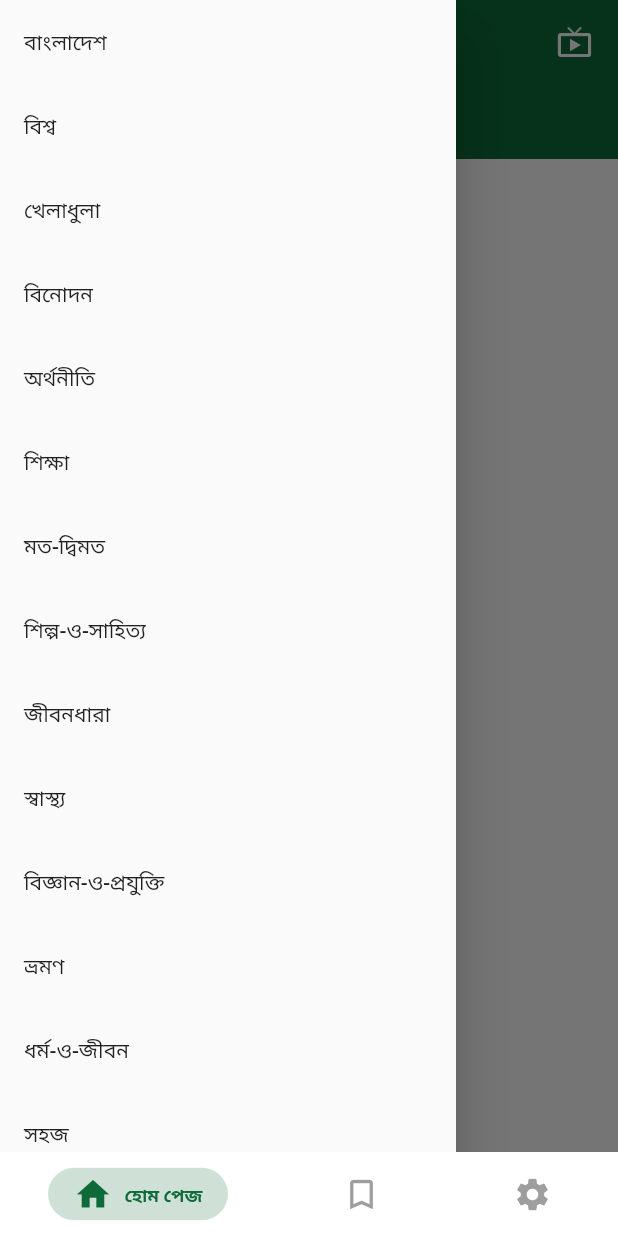
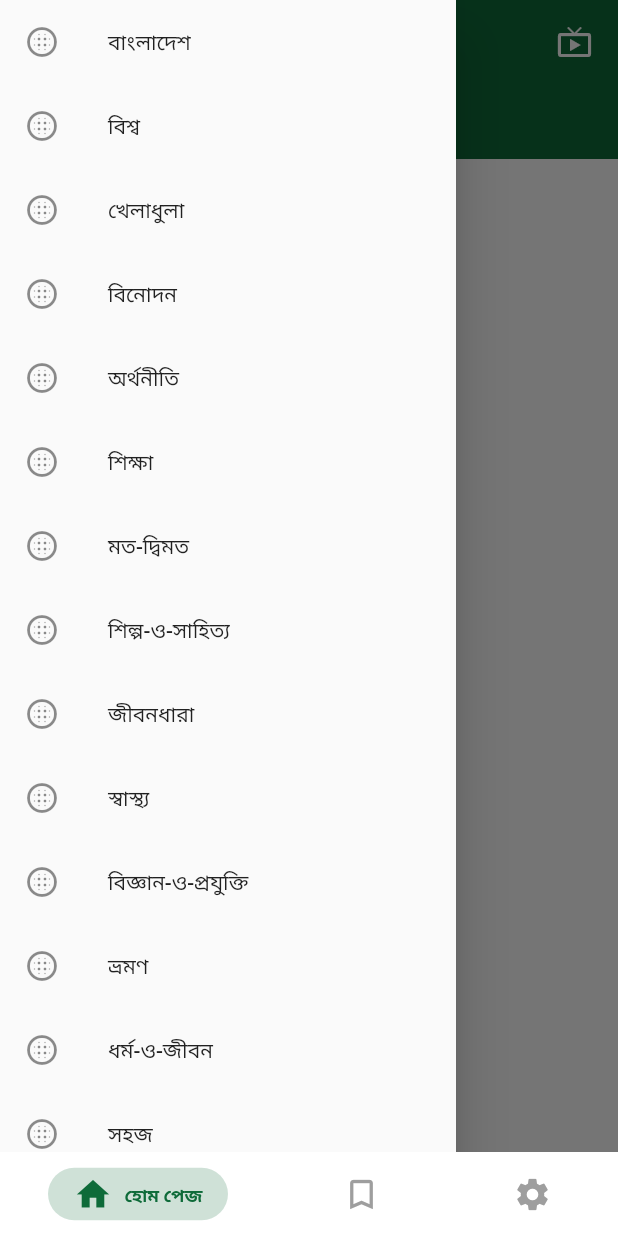
Before and after one commit to trananh1992/Ntv_flutter_app, a Flutter app: the screen it shows after launch, tab 3 chosen, with the side drawer open, on a phone screen of 412 x 824 dp. Run offline on Flutter 3.47's test engine with Material 2 defaults, Android fonts, the phone set to English and light mode, and no system bars; drawn by our look-alikes of persistent_bottom_nav_bar; our stand-ins replace bloc, carousel_slider, equatable, flutter_bloc, flutter_html, google_fonts and 3 more; network calls fail.

```diff
--- a/lib/bloc/news_by_category_bloc.dart
+++ b/lib/bloc/news_by_category_bloc.dart
@@ -16,6 +16,9 @@ class NewsByCategoryBloc extends Bloc<NewsByCategoryEvent, NewsByCategoryState>
   NewsByCategoryBloc({@required this.newsRepository})
       : assert(newsRepository != null), super(NewsByCategoryInitialState());
 
+
+
+
   @override
   Stream<NewsByCategoryState> mapEventToState(NewsByCategoryEvent event) async* {
     if (event is FetchNewsByCategoryEvent) {
--- a/lib/page/home_page.dart
+++ b/lib/page/home_page.dart
@@ -1,8 +1,10 @@
 import 'package:flutter/material.dart';
 import 'package:carousel_slider/carousel_slider.dart';
+import 'package:ntv_mock/page/all_news_page.dart';
 import 'package:ntv_mock/page/live_tv_page.dart';
 import 'package:ntv_mock/page/news_page.dart';
 import 'package:ntv_mock/widget/home_list.dart';
+import 'package:marquee/marquee.dart';
 
 class HomePage extends StatefulWidget {
   @override
@@ -12,6 +14,7 @@ class HomePage extends StatefulWidget {
 class _HomePageState extends State<HomePage> with TickerProviderStateMixin {
 
   TabController _tabController;
+  String eimatro = "১৫:২৮ দেশে করোনাভাইরাসে আক্রান্ত হয়ে গত ২৪ ঘণ্টায় ৩৪ জনের মৃত্যু, এ নিয়ে মৃতের সংখ্যা দাঁড়াল তিন হাজার ৯৪১, নতুন করে এক হাজার ৯৭৩ জন আক্রান্ত হয়েছে, মোট আক্রান্ত দুই লাখ ৯৪ হাজার ৫৯৮ জন : স্বাস্থ্য অধিদপ্তর";
 
   @override
   void initState() {
@@ -104,7 +107,31 @@ class _HomePageState extends State<HomePage> with TickerProviderStateMixin {
           children: [
             ListView(
               children: <Widget>[
-                SizedBox(height: 20,),
+                SizedBox(height: 10,),
+                Container(
+                  color: Colors.red,
+                  height: 30,
+                    child: Row(
+                      children: <Widget>[
+                        Container(
+                          height: 30,
+                          padding: EdgeInsets.symmetric(horizontal: 5, vertical: 3),
+                          color: Colors.black,
+                            child: Center(child: Text('এইমাত্র', style: TextStyle(color: Colors.white, fontWeight: FontWeight.bold),))
+                        ),
+                        Flexible(
+                            child: Marquee(
+                              style: TextStyle(
+                                fontWeight: FontWeight.bold,
+                                color: Colors.white
+                              ),
+                                text: eimatro
+                            ),
+                        ),
+                      ],
+                    )
+                ),
+                SizedBox(height: 10,),
                 CarouselSlider(
                   options: CarouselOptions(
                     autoPlay: true,
@@ -148,6 +175,7 @@ class CatDrawer extends StatelessWidget {
         itemCount: _cats.length,
         itemBuilder: (context, index) {
           return ListTile(
+            leading: Icon(Icons.blur_circular),
             onTap: () {},
             title: Text(_cats[index]),
           );
```
Also changed, not shown: lib/page/all_news_page.dart (added, +93 -0 lines).
